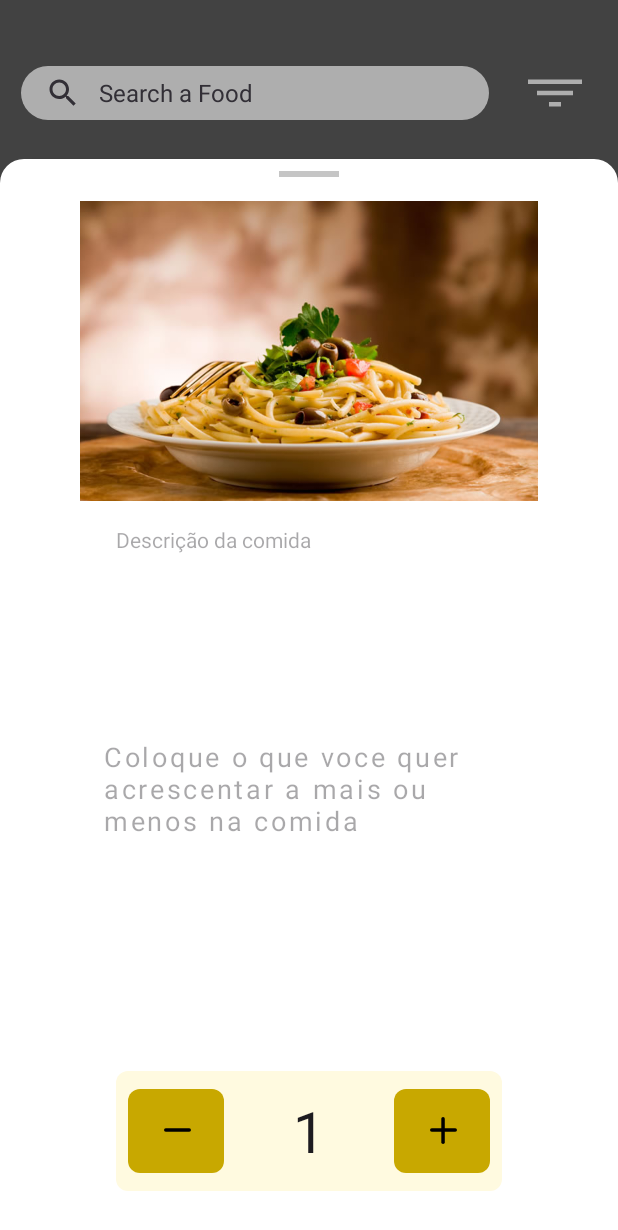
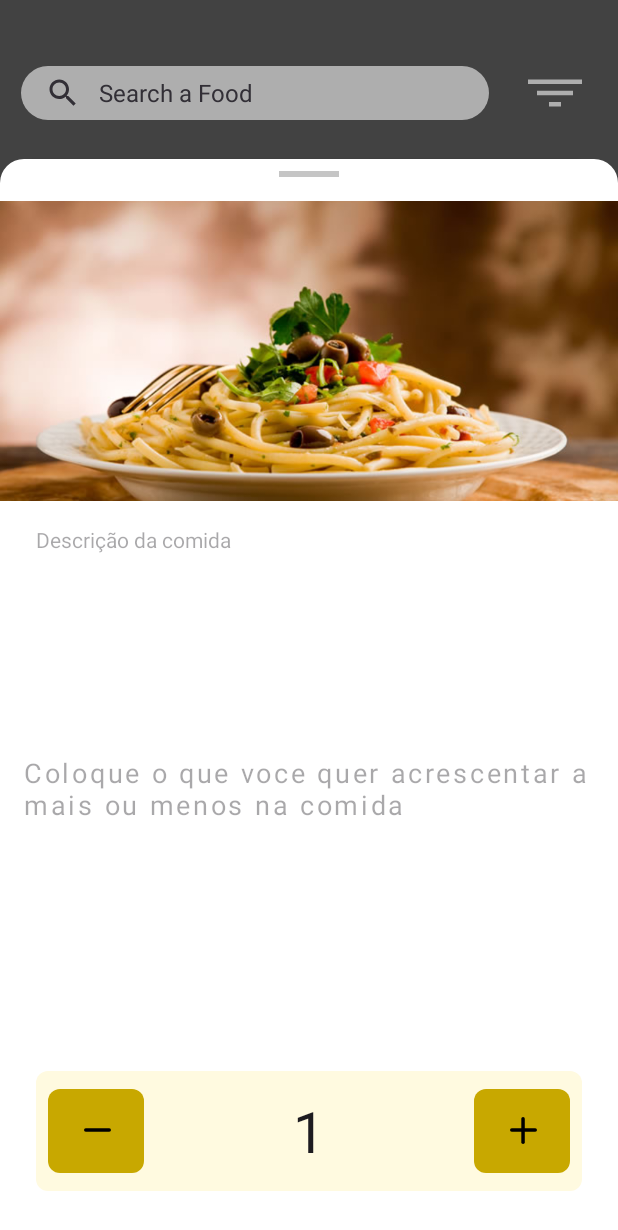
Before and after one commit to Junio00r/RestFood, an Android app built with Jetpack Compose: the screen it shows after launch (MenuActivity), after a tap on an icon or button, on a phone screen of 412 x 824 dp. Shown: the top 1230 px of the screen. Run offline under Robolectric (Android 15) with nearby library versions, the phone set to English and light mode, and no system bars; our stand-ins replace Room's generated code; libraries missing offline, so code that uses them is left out: net.yslibrary.android; 1 statement that could not run was skipped.

Commit message:
bottom sheet henght autoadjust added

```diff
--- a/app/build.gradle.kts
+++ b/app/build.gradle.kts
@@ -66,6 +66,7 @@ dependencies {
     implementation("com.google.android.material:material:1.11.0")
     implementation("androidx.compose.material3:material3:1.2.1")
     implementation("androidx.room:room-runtime:$roomVersion")
+    implementation("net.yslibrary.keyboardvisibilityevent:keyboardvisibilityevent:3.0.0-RC2")
     annotationProcessor("androidx.room:room-compiler:$roomVersion")
     testImplementation("junit:junit:4.13.2")
     androidTestImplementation("androidx.test.ext:junit:1.1.5")
--- a/app/src/main/AndroidManifest.xml
+++ b/app/src/main/AndroidManifest.xml
@@ -11,7 +11,7 @@
         android:roundIcon="@mipmap/ic_launcher_round"
         android:supportsRtl="true"
         android:theme="@style/RestaurantThemeLight"
-        android:windowSoftInputMode="adjustResize"
+        android:windowSoftInputMode="adjustNothing"
         tools:targetApi="31">
 
         <!--        <activity-->
--- a/app/src/main/java/com/devmobile/android/restaurant/ModalBottomSheet.kt
+++ b/app/src/main/java/com/devmobile/android/restaurant/ModalBottomSheet.kt
@@ -2,23 +2,37 @@ package com.devmobile.android.restaurant
 
 import android.annotation.SuppressLint
 import android.graphics.drawable.Drawable
+import android.opengl.Visibility
 import android.os.Bundle
 import android.text.InputFilter
 import android.view.LayoutInflater
 import android.view.View
 import android.view.ViewGroup
+import android.view.Window
 import android.view.WindowManager
 import android.widget.Button
 import android.widget.Filter
 import android.widget.ImageView
+import android.widget.LinearLayout
+import android.widget.RelativeLayout.LayoutParams
 import androidx.core.graphics.drawable.toDrawable
+import androidx.core.view.MarginLayoutParamsCompat
+import androidx.core.view.ViewCompat
+import androidx.core.view.WindowCompat
+import androidx.core.view.WindowInsetsAnimationCompat
+import androidx.core.view.WindowInsetsCompat
+import androidx.core.view.isInvisible
 import androidx.core.view.marginStart
+import androidx.core.view.updateLayoutParams
 import com.devmobile.android.restaurant.viewholders.FoodCardViewHolder
 import com.google.android.material.bottomsheet.BottomSheetBehavior
 import com.google.android.material.bottomsheet.BottomSheetDialog
 import com.google.android.material.bottomsheet.BottomSheetDialogFragment
 import com.google.android.material.imageview.ShapeableImageView
 import com.google.android.material.textfield.TextInputEditText
+import com.google.android.material.textview.MaterialTextView
+import net.yslibrary.android.keyboardvisibilityevent.KeyboardVisibilityEvent
+import net.yslibrary.android.keyboardvisibilityevent.KeyboardVisibilityEventListener
 import java.io.FilterInputStream
 import java.io.FilterWriter
 
@@ -29,13 +43,17 @@ class ModalBottomSheet : BottomSheetDialogFragment(), View.OnClickListener {
     private lateinit var foodCard: FoodCardViewHolder
     lateinit var bottomSheetHidedNotification: BottomSheetNotification
 
+    override fun onCreate(savedInstanceState: Bundle?) {
+
+        super.onCreate(savedInstanceState)
+    }
+
     @SuppressLint("ResourceType", "UseCompatLoadingForDrawables")
     override fun onCreateView(
         inflater: LayoutInflater, container: ViewGroup?, savedInstanceState: Bundle?
     ): View {
 
         viewInflate = inflater.inflate(R.layout.modal_bottomsheet_layout, container, false)
-        viewInflate.setPadding(80, 0, 80, 0)
         val bottomSheetBehavior = (dialog as BottomSheetDialog).behavior
         val bottomSheetLayoutRoot: ViewGroup =
             viewInflate.findViewById(R.id.frameBottomSheetFoodSelectedBottomSheet)
@@ -45,14 +63,53 @@ class ModalBottomSheet : BottomSheetDialogFragment(), View.OnClickListener {
         var foodView: ShapeableImageView = viewInflate.findViewById(R.id.imageFoodBottomSheet)
         val drawable = foodCard.imageFood.drawable
         foodView.setImageDrawable(drawable)
-        foodView.scaleType = ImageView.ScaleType.FIT_XY
+        foodView.scaleType = ImageView.ScaleType.CENTER_CROP
         val bsFoodPreferences: TextInputEditText =
             viewInflate.findViewById(R.id.textFoodPreferencesDescriptionsBottomSheet)
         bsFoodPreferences.letterSpacing = 0.1f
+        var descriptionsHeight = bsFoodPreferences.height
 
         bsFoodPreferences.post {
             val teste = bsFoodPreferences.width
-            bsFoodPreferences.filters = arrayOf(InputFilter.LengthFilter(bsFoodPreferences.width / 8))
+            bsFoodPreferences.filters =
+                arrayOf(InputFilter.LengthFilter(bsFoodPreferences.width / 8))
+
+            descriptionsHeight = bsFoodPreferences.height
+        }
+        inputQuantity =
+            bottomSheetLayoutRoot.findViewById(R.id.edittextFoodQuantityPedidoBottomSheet)
+        val descriptions: MaterialTextView =
+            bottomSheetLayoutRoot.findViewById(R.id.textFoodDescriptionBottomSheet)
+        val bsFoodPreferencesHeight = bsFoodPreferences.height
+        var inputQuantityHasFocused = false
+
+        inputQuantity.setOnFocusChangeListener { view, hasFocus ->
+
+            inputQuantityHasFocused = hasFocus
+        }
+
+        activity?.let {
+            KeyboardVisibilityEvent.setEventListener(
+                it,
+                object : KeyboardVisibilityEventListener {
+                    override fun onVisibilityChanged(isOpen: Boolean) {
+
+                        if (isOpen) {
+                            if (inputQuantityHasFocused) {
+                                descriptions.updateLayoutParams { this.height -= 100 }
+
+                                bsFoodPreferences.updateLayoutParams { this.height = 0 }
+                                return
+                            }
+                        }
+
+                        if (inputQuantityHasFocused) {
+                            descriptions.updateLayoutParams { this.height += 100 }
+                            bsFoodPreferences.updateLayoutParams { this.height = descriptionsHeight }
+                        }
+                    }
+                }
+            )
         }
 
         init()
--- a/app/src/main/java/com/devmobile/android/restaurant/adapters/FoodCardAdapter.kt
+++ b/app/src/main/java/com/devmobile/android/restaurant/adapters/FoodCardAdapter.kt
@@ -32,8 +32,8 @@ class FoodCardAdapter(
 
         if (foods.size > 0) {
 
-            holder.imageFood.scaleType = ImageView.ScaleType.FIT_XY
             holder.imageFood.setImageResource(foods[position].mImageId)
+            holder.imageFood.scaleType = ImageView.ScaleType.CENTER_CROP
             holder.textFoodName.text = foods[position].mName
             holder.textTimeToPrepare.text = foods[position].mSection.getFoodSectionName()
             holder.checkboxToSelectFood.setOnClickListener{
--- a/app/src/main/java/com/devmobile/android/restaurant/viewholders/FoodCardViewHolder.kt
+++ b/app/src/main/java/com/devmobile/android/restaurant/viewholders/FoodCardViewHolder.kt
@@ -12,7 +12,6 @@ import com.google.android.material.textview.MaterialTextView
 class FoodCardViewHolder(view: View) : RecyclerView.ViewHolder(view) {
     var imageFood: ShapeableImageView
     var textFoodName: MaterialTextView
-
     //    var textFoodDescription: MaterialTextView
     var imageTimeToPrepare: ShapeableImageView
     var textTimeToPrepare: MaterialTextView
--- a/app/src/main/res/layout/modal_bottomsheet_layout.xml
+++ b/app/src/main/res/layout/modal_bottomsheet_layout.xml
@@ -8,6 +8,7 @@
     android:layout_gravity="bottom"
     android:background="@drawable/radius_bottomsheet"
     android:backgroundTint="@color/thirdary_color"
+    android:fitsSystemWindows="false"
     android:orientation="vertical"
     app:layout_behavior="com.google.android.material.bottomsheet.BottomSheetBehavior">
 
@@ -29,7 +30,8 @@
         android:layout_alignParentStart="true"
         android:layout_alignParentEnd="true"
         android:layout_marginTop="16dp"
-        android:background="@null" />
+        android:background="@null"
+        android:padding="0dp" />
 
     <com.google.android.material.textview.MaterialTextView
         android:id="@+id/textFoodDescriptionBottomSheet"
```
